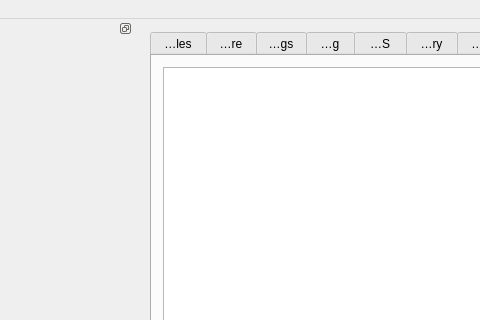
This is gui/qt/mainwindow.ui in Marc11235/CEmu as Qt 5 draws it before an edit; both pictures show x 307 to 787 and y 0 to 320 of the 988 by 702 pixel window. The edited form follows.
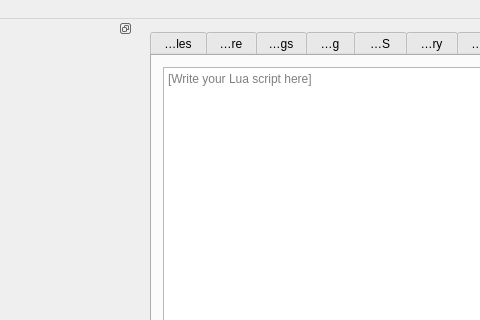
This is the edited form. The open tabs and pages were chosen to show the change. Icons and pictures are not drawn. Custom widgets are drawn as their Qt base class.

Commit message: [Lua] Reset/Reinit lua things before each run.

Patch:
```diff
--- a/gui/qt/mainwindow.ui
+++ b/gui/qt/mainwindow.ui
@@ -6428,7 +6428,14 @@
      </attribute>
      <layout class="QVBoxLayout" name="verticalLayout_26">
       <item>
-       <widget class="QPlainTextEdit" name="luaScriptEditor"/>
+       <widget class="QPlainTextEdit" name="luaScriptEditor">
+        <property name="backgroundVisible">
+         <bool>false</bool>
+        </property>
+        <property name="placeholderText">
+         <string>[Write your Lua script here]</string>
+        </property>
+       </widget>
       </item>
       <item>
        <layout class="QHBoxLayout" name="horizontalLayout_27">
```
Left out of the diff: 2 changed lines with no effect on the pictures. The commit also changes 2 other files.
